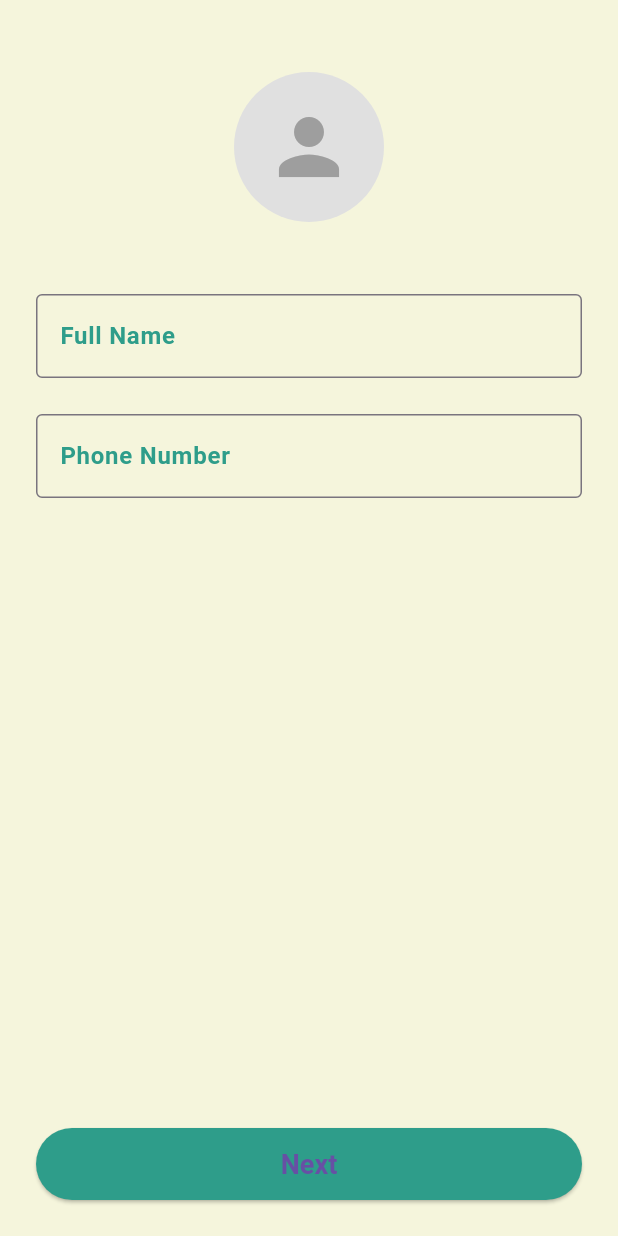
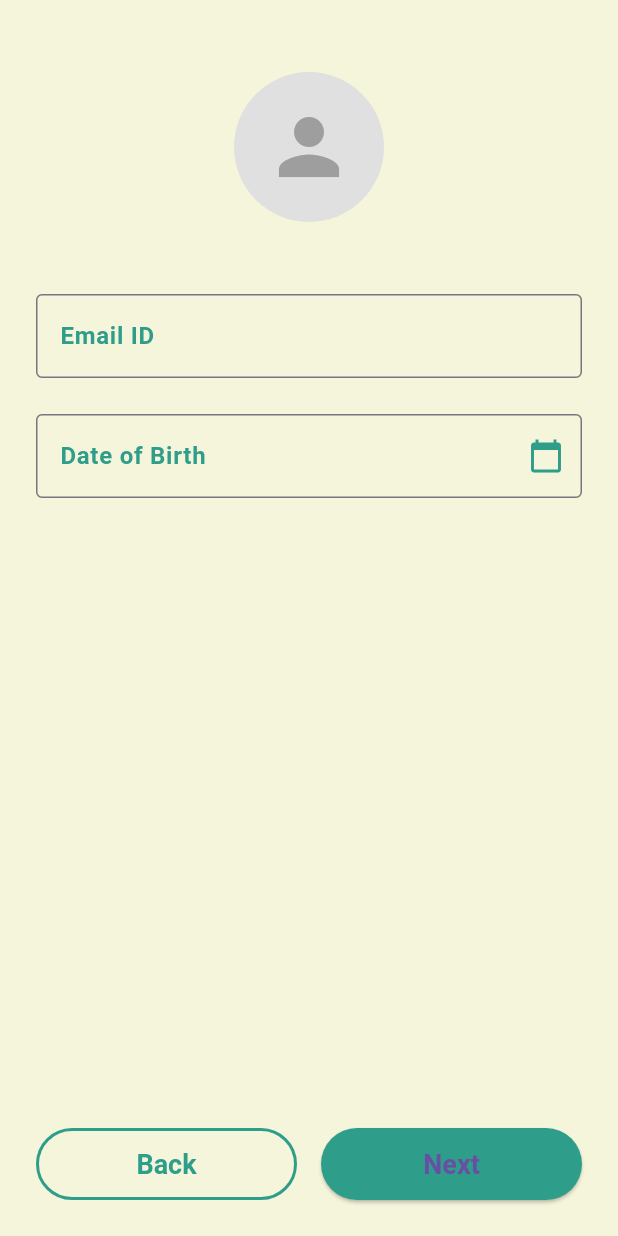
Before and after one commit to vedikalohiya/digital_detox, a Flutter app: the screen it shows after launch, after a tap on "Next", on a phone screen of 412 x 824 dp. Run offline on Flutter 3.47's test engine with Material 3 defaults, Android fonts, the phone set to English and light mode, and no system bars.

Commit message:
updated signup1.dart

```diff
--- a/lib/signup.dart
+++ b/lib/signup.dart
@@ -1,4 +1,5 @@
 import 'package:flutter/material.dart';
+import 'signup1.dart';
 
 const Color kPrimaryColor = Color(0xFF2E9D8A);
 const Color kBackgroundColor = Color(0xFFF5F5DC); // Light beige
@@ -78,7 +79,12 @@ class SignupPage extends StatelessWidget {
                     ),
                   ),
                   onPressed: () {
-                    // TODO: Implement next action
+                    Navigator.push(
+                      context,
+                      MaterialPageRoute(
+                        builder: (context) => const Signup1Page(),
+                      ),
+                    );
                   },
                   child: const Text(
                     'Next',
--- /dev/null
+++ b/lib/signup1.dart
@@ -0,0 +1,183 @@
+import 'package:flutter/material.dart';
+import 'package:intl/intl.dart';
+
+const Color kPrimaryColor = Color(0xFF2E9D8A);
+const Color kBackgroundColor = Color(0xFFF5F5DC); // Light beige
+
+class Signup1Page extends StatefulWidget {
+  const Signup1Page({Key? key}) : super(key: key);
+
+  @override
+  State<Signup1Page> createState() => _Signup1PageState();
+}
+
+class _Signup1PageState extends State<Signup1Page> {
+  final TextEditingController _emailController = TextEditingController();
+  final TextEditingController _dobController = TextEditingController();
+  int? _age;
+
+  void _pickDate() async {
+    DateTime? picked = await showDatePicker(
+      context: context,
+      initialDate: DateTime(2000),
+      firstDate: DateTime(1900),
+      lastDate: DateTime.now(),
+      builder: (context, child) {
+        return Theme(
+          data: Theme.of(context).copyWith(
+            colorScheme: ColorScheme.light(
+              primary: kPrimaryColor,
+              onPrimary: Colors.white,
+              onSurface: kPrimaryColor,
+            ),
+          ),
+          child: child!,
+        );
+      },
+    );
+    if (picked != null) {
+      _dobController.text = DateFormat('yyyy-MM-dd').format(picked);
+      setState(() {
+        _age = _calculateAge(picked);
+      });
+    }
+  }
+
+  int _calculateAge(DateTime dob) {
+    final today = DateTime.now();
+    int age = today.year - dob.year;
+    if (today.month < dob.month ||
+        (today.month == dob.month && today.day < dob.day)) {
+      age--;
+    }
+    return age;
+  }
+
+  @override
+  Widget build(BuildContext context) {
+    return Scaffold(
+      backgroundColor: kBackgroundColor,
+      body: SafeArea(
+        child: Padding(
+          padding: const EdgeInsets.symmetric(horizontal: 24.0),
+          child: Column(
+            crossAxisAlignment: CrossAxisAlignment.stretch,
+            children: [
+              const SizedBox(height: 48),
+              Center(
+                child: Container(
+                  width: 100,
+                  height: 100,
+                  decoration: BoxDecoration(
+                    color: Colors.grey[300],
+                    shape: BoxShape.circle,
+                  ),
+                  child: const Center(
+                    child: Icon(Icons.person, size: 60, color: Colors.grey),
+                  ),
+                ),
+              ),
+              const SizedBox(height: 48),
+              // Email field
+              TextField(
+                controller: _emailController,
+                style: const TextStyle(
+                  color: kPrimaryColor,
+                  fontWeight: FontWeight.bold,
+                ),
+                decoration: const InputDecoration(
+                  labelText: 'Email ID',
+                  labelStyle: TextStyle(
+                    color: kPrimaryColor,
+                    fontWeight: FontWeight.bold,
+                  ),
+                  border: OutlineInputBorder(),
+                ),
+                keyboardType: TextInputType.emailAddress,
+              ),
+              const SizedBox(height: 24),
+              // DOB field
+              TextField(
+                controller: _dobController,
+                readOnly: true,
+                style: const TextStyle(
+                  color: kPrimaryColor,
+                  fontWeight: FontWeight.bold,
+                ),
+                decoration: const InputDecoration(
+                  labelText: 'Date of Birth',
+                  labelStyle: TextStyle(
+                    color: kPrimaryColor,
+                    fontWeight: FontWeight.bold,
+                  ),
+                  border: OutlineInputBorder(),
+                  suffixIcon: Icon(Icons.calendar_today, color: kPrimaryColor),
+                ),
+                onTap: _pickDate,
+              ),
+              const SizedBox(height: 12),
+              // Age display below DOB
+              if (_age != null)
+                Text(
+                  '${_age!} years',
+                  style: const TextStyle(
+                    color: kPrimaryColor,
+                    fontWeight: FontWeight.bold,
+                    fontSize: 18,
+                  ),
+                  textAlign: TextAlign.left,
+                ),
+              const Spacer(),
+              Row(
+                children: [
+                  Expanded(
+                    child: SizedBox(
+                      height: 48,
+                      child: OutlinedButton(
+                        style: OutlinedButton.styleFrom(
+                          side: BorderSide(color: kPrimaryColor, width: 2),
+                          foregroundColor: kPrimaryColor,
+                          textStyle: const TextStyle(
+                            fontWeight: FontWeight.bold,
+                            fontSize: 18,
+                          ),
+                        ),
+                        onPressed: () {
+                          Navigator.of(context).pop();
+                        },
+                        child: const Text('Back'),
+                      ),
+                    ),
+                  ),
+                  const SizedBox(width: 16),
+                  Expanded(
+                    child: SizedBox(
+                      height: 48,
+                      child: ElevatedButton(
+                        style: ElevatedButton.styleFrom(
+                          backgroundColor: kPrimaryColor,
+                          textStyle: const TextStyle(
+                            fontWeight: FontWeight.bold,
+                            fontSize: 18,
+                          ),
+                        ),
+                        onPressed: () {
+                          // TODO: Implement next action
+                        },
+                        child: const Text(
+                          'Next',
+                          style: TextStyle(fontWeight: FontWeight.bold),
+                        ),
+                      ),
+                    ),
+                  ),
+                ],
+              ),
+              const SizedBox(height: 24),
+            ],
+          ),
+        ),
+      ),
+    );
+  }
+}
--- a/pubspec.yaml
+++ b/pubspec.yaml
@@ -9,6 +9,7 @@ environment:
 dependencies:
   flutter:
     sdk: flutter
+  intl: ^0.19.0
 
 dev_dependencies:
   flutter_test:
```
Also changed, not shown: lib/main.dart (line endings or trailing spaces), lib/signup2.dart (added), pubspec.lock.
